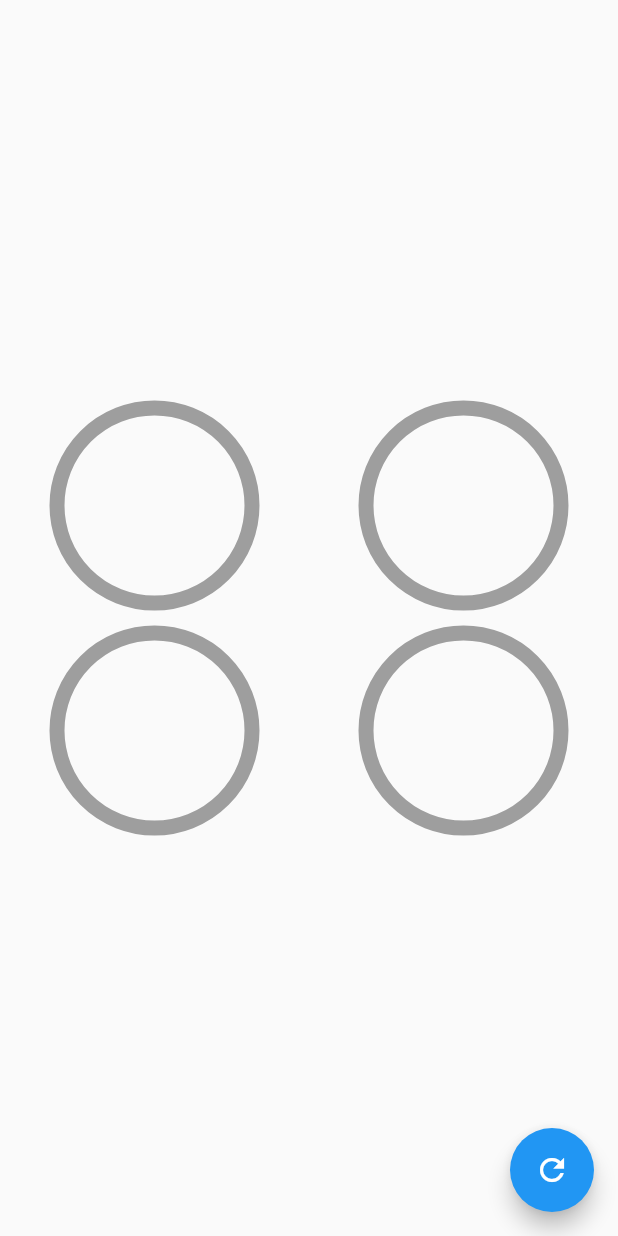
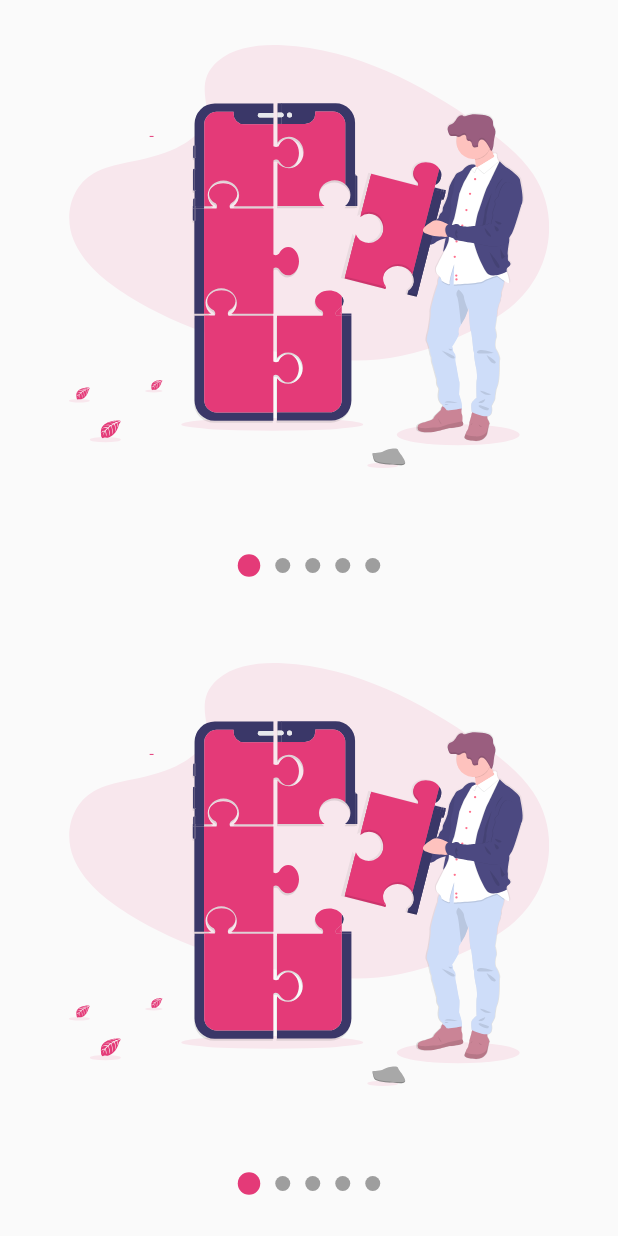
Before and after one commit to giansmart/flutter-desings, a Flutter app: the screen it shows after launch, on a phone screen of 412 x 824 dp. Run offline on Flutter 3.47's test engine with Material 2 defaults, Android fonts, the phone set to English and light mode, and no system bars; our stand-ins replace flutter_svg.

Commit message:
until beautiful slideshow

```diff
--- a/lib/main.dart
+++ b/lib/main.dart
@@ -1,4 +1,6 @@
-import 'package:disenios_app/src/pages/circulares_page.dart';
+//import 'package:disenios_app/src/pages/circulares_page.dart';
+//import 'package:disenios_app/src/labs/slideshow_page.dart';
+import 'package:disenios_app/src/pages/slideshows_page.dart';
 //import 'package:disenios_app/src/challenges/cuadrado_animado_page.dart';
 //import 'package:disenios_app/src/pages/animaciones_page.dart';
 //import 'package:disenios_app/src/pages/headers_page.dart';
@@ -20,7 +22,7 @@ class MyApp extends StatelessWidget {
       theme: ThemeData(
         primarySwatch: Colors.blue,
       ),
-      home: CircularesPage()
+      home: const SlideShowPage()
     );
   }
 }
--- /dev/null
+++ b/lib/src/labs/slideshow_page.dart
@@ -0,0 +1,125 @@
+import 'package:disenios_app/src/models/slider_model.dart';
+import 'package:flutter/material.dart';
+import 'package:flutter_svg/flutter_svg.dart';
+import 'package:provider/provider.dart';
+
+class SlideShowPage extends StatelessWidget {
+  const SlideShowPage({ Key? key }) : super(key: key);
+
+  @override
+  Widget build(BuildContext context) {
+    return ChangeNotifierProvider(
+      create: (_) => SliderModel(),
+      child: Scaffold(
+        body: Center(
+          child: Column(
+            children: <Widget>[
+              const Expanded(child: _Slides()),
+              _Dots()
+            ],
+          )
+        ),
+      ),
+    );
+  }
+}
+
+class _Dots extends StatelessWidget {
+
+  @override
+  Widget build(BuildContext context) {
+    return Container(
+      width: double.infinity,
+      height: 70,
+      //color: Colors.red,
+      child: Row(
+        mainAxisAlignment: MainAxisAlignment.center,
+        children: <Widget>[
+          _Dot(0),
+          _Dot(1),
+          _Dot(2)
+        ],
+      ),
+    );
+  }
+}
+
+class _Dot extends StatelessWidget {
+
+  final int index;
+  _Dot(this.index);
+
+  @override
+  Widget build(BuildContext context) {
+    final pageViewIndex = Provider.of<SliderModel>(context).currentPage;
+
+    return AnimatedContainer(
+      duration: const Duration(milliseconds: 200),
+      width: 12,
+      height: 12,
+      margin: const EdgeInsets.symmetric(horizontal: 5),
+      decoration: BoxDecoration(
+        color: (pageViewIndex >= index - 0.5 && pageViewIndex < index + 0.5) ? const Color(0xffE43A78) : Colors.grey ,
+        shape: BoxShape.circle
+      ),
+    );
+  }
+}
+
+class _Slides extends StatefulWidget {
+
+  const _Slides({ Key? key }) : super(key: key);
+
+  @override
+  State<_Slides> createState() => _SlidesState();
+}
+
+class _SlidesState extends State<_Slides> {
+  final pageViewController = PageController();
+
+  @override
+  void initState() {
+    super.initState();
+    pageViewController.addListener(() {
+      print('current page ${ pageViewController.page }');
+      //Actualiza el provider sliderModel
+      Provider.of<SliderModel>(context, listen: false).currentPage = pageViewController.page!;
+    });
+  }
+
+  @override
+  void dispose() {
+    pageViewController.dispose();
+    super.dispose();
+  }
+  @override
+  Widget build(BuildContext context) {
+    return Container(
+      child: PageView(
+        controller: pageViewController,
+        children: <Widget>[
+          _Slide('assets/svg/slide-0.svg'),
+          _Slide('assets/svg/slide-1.svg'),
+          _Slide('assets/svg/slide-2.svg')
+        ],
+      ),
+    );
+  }
+}
+
+class _Slide extends StatelessWidget {
+
+  final String svg;
+
+  _Slide(this.svg);
+
+  @override
+  Widget build(BuildContext context) {
+    return Container(
+      width: double.infinity,
+      height: double.infinity,
+      padding: EdgeInsets.all(30),
+      child: SvgPicture.asset(svg)
+    );
+  }
+}
--- /dev/null
+++ b/lib/src/models/slider_model.dart
@@ -0,0 +1,15 @@
+import 'package:flutter/material.dart';
+
+import 'package:flutter/material.dart';
+
+class SliderModel with ChangeNotifier{
+  double _currentPage = 0;
+
+  double get currentPage => this._currentPage;
+
+  set currentPage(double currentPg){
+    _currentPage = currentPg;
+    //print(currentPg);
+    notifyListeners();
+  }
+}
--- /dev/null
+++ b/lib/src/pages/slideshows_page.dart
@@ -0,0 +1,40 @@
+import 'package:disenios_app/src/widgets/slideshow.dart';
+import 'package:flutter/material.dart';
+import 'package:flutter_svg/svg.dart';
+
+class SlideShowPage extends StatelessWidget {
+  const SlideShowPage({ Key? key }) : super(key: key);
+
+  @override
+  Widget build(BuildContext context) {
+    return Scaffold(
+      //backgroundColor: Color(0xffE43A78),
+      body: Column(
+        children: [
+          Expanded(child: MiSlideShow()), //Expanded para no definir un tamanio fijo
+          Expanded(child: MiSlideShow())
+        ],
+      )
+    );
+  }
+}
+
+class MiSlideShow extends StatelessWidget {
+
+  @override
+  Widget build(BuildContext context) {
+    return SlideShow(
+      puntosArriba: false,
+      colorPrimario: Color(0xffE43A78),
+      bulletPrimario: 15,
+      bulletSecundario: 10,
+      slides: <Widget>[
+        SvgPicture.asset('assets/svg/slide-0.svg'),
+        SvgPicture.asset('assets/svg/slide-1.svg'),
+        SvgPicture.asset('assets/svg/slide-2.svg'),
+        SvgPicture.asset('assets/svg/slide-3.svg'),
+        SvgPicture.asset('assets/svg/slide-4.svg')
+      ],
+    );
+  }
+}
--- /dev/null
+++ b/lib/src/widgets/slideshow.dart
@@ -0,0 +1,244 @@
+//import 'package:disenios_app/src/models/slider_model.dart';
+import 'package:flutter/material.dart';
+import 'package:provider/provider.dart';
+
+
+class SlideShow extends StatelessWidget {
+
+  final List<Widget> slides;
+  final bool puntosArriba;
+  final Color colorPrimario;
+  final Color colorSecundario;
+  final double bulletPrimario;
+  final double bulletSecundario;
+
+  SlideShow({
+    required this.slides,
+    this.puntosArriba = false,
+    this.colorPrimario = const Color(0xffE43A78),
+    this.colorSecundario = Colors.grey,
+    this.bulletPrimario = 12,
+    this.bulletSecundario = 12,
+   });
+
+
+  @override
+  Widget build(BuildContext context) {
+    return ChangeNotifierProvider(
+      create: (_) => _SlideShowModel(),
+      child: SafeArea(
+        child: Center(
+            child: Builder(
+              builder: (BuildContext context) {
+                Provider.of<_SlideShowModel>(context).colorPrimario = colorPrimario;
+                Provider.of<_SlideShowModel>(context).colorSecundario = colorSecundario;
+                Provider.of<_SlideShowModel>(context).bulletPrimario = bulletPrimario;
+                Provider.of<_SlideShowModel>(context).bulletSecundario = bulletSecundario;
+
+                return _CrearEstructuraSlideShow(puntosArriba: puntosArriba, slides: slides);
+              },
+            )
+          ),
+      ),
+    );
+  }
+}
+
+class _CrearEstructuraSlideShow extends StatelessWidget {
+  const _CrearEstructuraSlideShow({
+    Key? key,
+    required this.puntosArriba,
+    required this.slides,
+  }) : super(key: key);
+
+  final bool puntosArriba;
+  final List<Widget> slides;
+
+  @override
+  Widget build(BuildContext context) {
+    return Column(
+      children: <Widget>[
+        if(puntosArriba)
+          _Dots(slides.length),
+        Expanded(child: _Slides(slides)),
+        if(!puntosArriba)
+          _Dots(slides.length)
+      ],
+    );
+  }
+}
+
+
+
+class _Dots extends StatelessWidget {
+
+  final int totalSlides;
+
+
+  _Dots(this.totalSlides);
+
+  @override
+  Widget build(BuildContext context) {
+    return Container(
+      width: double.infinity,
+      height: 70,
+      //color: Colors.red,
+      child: Row(
+        mainAxisAlignment: MainAxisAlignment.center,
+        children: List.generate(totalSlides, (i) => _Dot(i)),
+        //children: <Widget>[
+        //  _Dot(0),
+        //  _Dot(1),
+        //  _Dot(2)
+        //],
+
+      ),
+    );
+  }
+}
+
+class _Dot extends StatelessWidget {
+
+  final int index;
+
+  _Dot(this.index);
+
+  @override
+  Widget build(BuildContext context) {
+    final ssModel = Provider.of<_SlideShowModel>(context);
+
+    double tamanio = 0;
+    Color color;
+    if (ssModel.currentPage >= index - 0.5 && ssModel.currentPage < index + 0.5) {
+      tamanio = (ssModel.currentPage == index)
+                      ? ssModel.bulletPrimario : ssModel.bulletSecundario;
+
+      tamanio = ssModel.bulletPrimario;
+      color = ssModel.colorPrimario;
+    } else {
+      tamanio = ssModel.bulletSecundario;
+      color = ssModel.colorSecundario;
+    }
+
+
+    return AnimatedContainer(
+      duration: const Duration(milliseconds: 200),
+      width: tamanio,
+      height: tamanio,
+      margin: const EdgeInsets.symmetric(horizontal: 5),
+      decoration: BoxDecoration(
+        color: color,
+        shape: BoxShape.circle
+      ),
+    );
+  }
+}
+
+class _Slides extends StatefulWidget {
+
+  final List<Widget> slides;
+
+  _Slides( //sin llaves para que sea un argumento posicional
+    this.slides
+  );
+
+  @override
+  State<_Slides> createState() => _SlidesState();
+}
+
+class _SlidesState extends State<_Slides> {
+  final pageViewController = PageController();
+
+  @override
+  void initState() {
+    super.initState();
+    pageViewController.addListener(() {
+      print('current page ${ pageViewController.page }');
+      //Actualiza el provider sliderModel
+      Provider.of<_SlideShowModel>(context, listen: false).currentPage = pageViewController.page!;
+
+    });
+  }
+
+  @override
+  void dispose() {
+    pageViewController.dispose();
+    super.dispose();
+  }
+  @override
+  Widget build(BuildContext context) {
+    return Container(
+      child: PageView(
+        controller: pageViewController,
+        //children: <Widget>[
+        //  _Slide('assets/svg/slide-0.svg'),
+        //  _Slide('assets/svg/slide-1.svg'),
+        //  _Slide('assets/svg/slide-2.svg')
+        //],
+        children: widget.slides.map((slide) => _Slide(slide)).toList(),
+      ),
+    );
+  }
+}
+
+class _Slide extends StatelessWidget {
+
+  final Widget slide;
+
+  _Slide(this.slide);
+
+  @override
+  Widget build(BuildContext context) {
+    return Container(
+      width: double.infinity,
+      height: double.infinity,
+      padding: EdgeInsets.all(30),
+      child: slide
+    );
+  }
+}
+
+
+//modelo
+class _SlideShowModel with ChangeNotifier{
+
+  double _currentPage = 0;
+  Color _colorPrimario = const Color(0xffE43A78);
+  Color _colorSecundario = Colors.grey;
+  double _bulletPrimario = 10;
+  double _bulletSecundario = 12;
+
+  double get currentPage => _currentPage;
+  // ignore: unnecessary_getters_setters
+  Color get colorPrimario => _colorPrimario;
+  Color get colorSecundario => _colorSecundario;
+  double get bulletPrimario => _bulletPrimario;
+  double get bulletSecundario => _bulletSecundario;
+
+
+
+  set currentPage(double currentPg){
+    _currentPage = currentPg;
+    notifyListeners();
+  }
+
+  set colorPrimario(Color color){
+    _colorPrimario = color;
+    //notifyListeners();
+  }
+
+  set colorSecundario(Color color){
+    _colorSecundario = color;
+    //notifyListeners();
+  }
+
+  set bulletPrimario(double tamanio){
+    _bulletPrimario = tamanio;
+    //notifyListeners();
+  }
+
+  set bulletSecundario(double tamanio){
+    _bulletSecundario = tamanio;
+    //notifyListeners();
+  }
+}
--- a/pubspec.yaml
+++ b/pubspec.yaml
@@ -34,6 +34,7 @@ dependencies:
   # The following adds the Cupertino Icons font to your application.
   # Use with the CupertinoIcons class for iOS style icons.
   cupertino_icons: ^1.0.2
+  flutter_svg: ^0.22.0
 
 dev_dependencies:
   flutter_test:
@@ -45,6 +46,7 @@ dev_dependencies:
   # package. See that file for information about deactivating specific lint
   # rules and activating additional ones.
   flutter_lints: ^1.0.0
+  provider: ^6.0.1
 
 # For information on the generic Dart part of this file, see the
 # following page: https://dart.dev/tools/pub/pubspec
@@ -58,8 +60,8 @@ flutter:
   uses-material-design: true
 
   # To add assets to your application, add an assets section, like this:
-  # assets:
-  #   - images/a_dot_burr.jpeg
+  assets:
+    - assets/svg/
   #   - images/a_dot_ham.jpeg
 
   # An image asset can refer to one or more resolution-specific "variants", see
```
Also changed, not shown: assets/svg/slide-0.svg (added), assets/svg/slide-1.svg (added), assets/svg/slide-2.svg (added), assets/svg/slide-3.svg (added), assets/svg/slide-4.svg (added), assets/svg/slide-5.svg (added), assets/svg/slide-6.svg (added), pubspec.lock.
